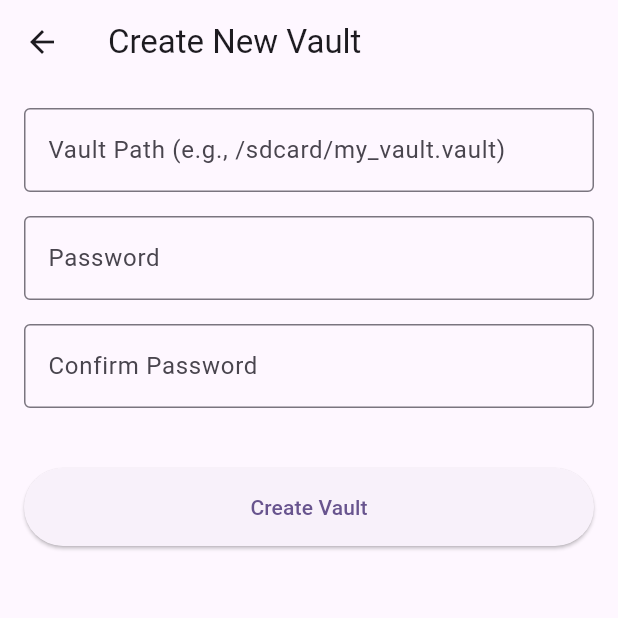
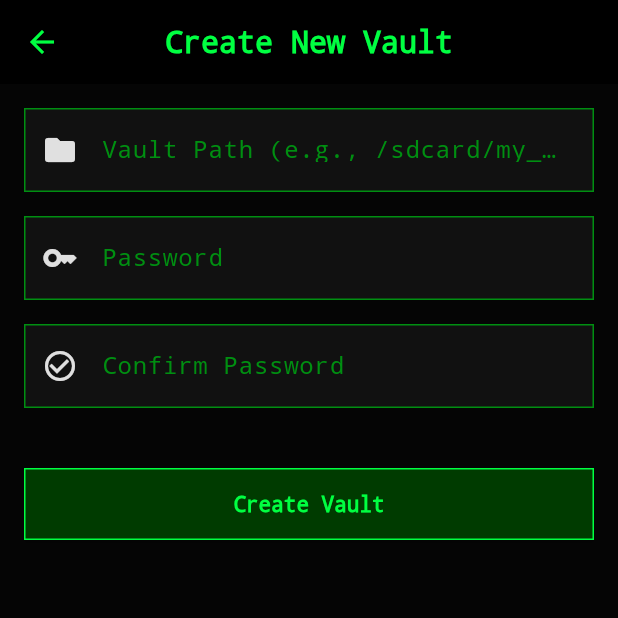
Before and after one commit to aka-0x4C3DD/dirLocker, a Flutter app: the screen it shows after launch, after a tap on "Create New Vault", on a phone screen of 412 x 824 dp, the top half of it. Run offline on Flutter 3.47's test engine with Material 3 defaults, Android fonts, the phone set to English and light mode, and no system bars; our stand-ins replace file_picker; missing offline and left inert: dart:ffi, flutter_rust_bridge.

Commit message:
feat: add initial DirLocker mobile client including core screens, tests, and Docker build configuration.

```diff
--- a/clients/mobile/lib/main.dart
+++ b/clients/mobile/lib/main.dart
@@ -16,8 +16,85 @@ class DirLockerApp extends StatelessWidget {
     return MaterialApp(
       title: 'DirLocker',
       theme: ThemeData(
-        colorScheme: ColorScheme.fromSeed(seedColor: Colors.deepPurple),
         useMaterial3: true,
+        brightness: Brightness.dark,
+        colorScheme: const ColorScheme.dark(
+          primary: Color(0xFF00FF41), // Matrix Green
+          secondary: Color(0xFF008F11), // Darker Green
+          surface: Color(0xFF0D0208), // Almost Black
+          error: Color(0xFFFF0033), // Cyber Punk Red
+          onPrimary: Colors.black,
+          onSurface: Color(0xFFE0E0E0),
+        ),
+        scaffoldBackgroundColor: const Color(0xFF050505), // Deep Black
+        fontFamily: 'Courier New', // Monospace fallback
+        textTheme: const TextTheme(
+          displayLarge: TextStyle(
+            fontFamily: 'monospace',
+            fontWeight: FontWeight.bold,
+          ),
+          displayMedium: TextStyle(
+            fontFamily: 'monospace',
+            fontWeight: FontWeight.bold,
+          ),
+          bodyLarge: TextStyle(fontFamily: 'monospace', fontSize: 16),
+          bodyMedium: TextStyle(fontFamily: 'monospace', fontSize: 14),
+          titleMedium: TextStyle(
+            fontFamily: 'monospace',
+            fontWeight: FontWeight.bold,
+            color: Color(0xFF00FF41),
+          ),
+        ),
+        appBarTheme: const AppBarTheme(
+          backgroundColor: Colors.black,
+          foregroundColor: Color(0xFF00FF41),
+          elevation: 0,
+          centerTitle: true,
+          titleTextStyle: TextStyle(
+            fontFamily: 'monospace',
+            fontSize: 20,
+            fontWeight: FontWeight.bold,
+            color: Color(0xFF00FF41),
+          ),
+        ),
+        elevatedButtonTheme: ElevatedButtonThemeData(
+          style: ElevatedButton.styleFrom(
+            backgroundColor: const Color(0xFF003B00),
+            foregroundColor: const Color(0xFF00FF41),
+            side: const BorderSide(color: Color(0xFF00FF41), width: 1),
+            shape: const RoundedRectangleBorder(
+              borderRadius: BorderRadius.zero,
+            ), // Brutalist sharp corners
+            textStyle: const TextStyle(
+              fontFamily: 'monospace',
+              fontWeight: FontWeight.bold,
+            ),
+          ),
+        ),
+        inputDecorationTheme: const InputDecorationTheme(
+          filled: true,
+          fillColor: Color(0xFF111111),
+          border: OutlineInputBorder(
+            borderRadius: BorderRadius.zero,
+            borderSide: BorderSide(color: Color(0xFF333333)),
+          ),
+          focusedBorder: OutlineInputBorder(
+            borderRadius: BorderRadius.zero,
+            borderSide: BorderSide(color: Color(0xFF00FF41), width: 2),
+          ),
+          enabledBorder: OutlineInputBorder(
+            borderRadius: BorderRadius.zero,
+            borderSide: BorderSide(color: Color(0xFF008F11)),
+          ),
+          labelStyle: TextStyle(
+            color: Color(0xFF008F11),
+            fontFamily: 'monospace',
+          ),
+          hintStyle: TextStyle(
+            color: Color(0xFF444444),
+            fontFamily: 'monospace',
+          ),
+        ),
       ),
       home: const VaultAccessScreen(),
     );
--- a/clients/mobile/lib/screens/create_vault_screen.dart
+++ b/clients/mobile/lib/screens/create_vault_screen.dart
@@ -34,7 +34,7 @@ class _CreateVaultScreenState extends State<CreateVaultScreen> {
                 decoration: const InputDecoration(
                   labelText: 'Vault Path (e.g., /sdcard/my_vault.vault)',
                   hintText: 'Enter absolute path',
-                  border: OutlineInputBorder(),
+                  prefixIcon: Icon(Icons.folder),
                 ),
                 validator: (value) {
                   if (value == null || value.isEmpty) {
@@ -48,7 +48,7 @@ class _CreateVaultScreenState extends State<CreateVaultScreen> {
                 controller: _passwordController,
                 decoration: const InputDecoration(
                   labelText: 'Password',
-                  border: OutlineInputBorder(),
+                  prefixIcon: Icon(Icons.key),
                 ),
                 obscureText: true,
                 validator: (value) {
@@ -63,7 +63,7 @@ class _CreateVaultScreenState extends State<CreateVaultScreen> {
                 controller: _confirmPasswordController,
                 decoration: const InputDecoration(
                   labelText: 'Confirm Password',
-                  border: OutlineInputBorder(),
+                  prefixIcon: Icon(Icons.check_circle_outline),
                 ),
                 obscureText: true,
                 validator: (value) {
@@ -77,7 +77,10 @@ class _CreateVaultScreenState extends State<CreateVaultScreen> {
               if (_error != null)
                 Text(
                   _error!,
-                  style: const TextStyle(color: Colors.red),
+                  style: TextStyle(
+                    color: Theme.of(context).colorScheme.error,
+                    fontFamily: 'monospace',
+                  ),
                   textAlign: TextAlign.center,
                 ),
               const SizedBox(height: 16),
@@ -87,7 +90,14 @@ class _CreateVaultScreenState extends State<CreateVaultScreen> {
                   padding: const EdgeInsets.symmetric(vertical: 16),
                 ),
                 child: _isLoading
-                    ? const CircularProgressIndicator()
+                    ? SizedBox(
+                        height: 24,
+                        width: 24,
+                        child: CircularProgressIndicator(
+                          strokeWidth: 2,
+                          color: Theme.of(context).colorScheme.primary,
+                        ),
+                      )
                     : const Text('Create Vault'),
               ),
             ],
--- a/clients/mobile/lib/screens/vault_access_screen.dart
+++ b/clients/mobile/lib/screens/vault_access_screen.dart
@@ -61,13 +61,16 @@ class _VaultAccessScreenState extends State<VaultAccessScreen> {
           mainAxisAlignment: MainAxisAlignment.center,
           crossAxisAlignment: CrossAxisAlignment.stretch,
           children: [
-            const Icon(Icons.lock_outline, size: 80, color: Colors.deepPurple),
+            Icon(
+              Icons.lock_outline,
+              size: 80,
+              color: Theme.of(context).colorScheme.primary,
+            ),
             const SizedBox(height: 32),
             TextField(
               controller: _pathController,
               decoration: const InputDecoration(
                 labelText: 'Vault Path',
-                border: OutlineInputBorder(),
                 prefixIcon: Icon(Icons.folder),
                 hintText: '/path/to/your/vault.dat',
               ),
@@ -78,7 +81,6 @@ class _VaultAccessScreenState extends State<VaultAccessScreen> {
               obscureText: true,
               decoration: const InputDecoration(
                 labelText: 'Password',
-                border: OutlineInputBorder(),
                 prefixIcon: Icon(Icons.key),
               ),
             ),
@@ -87,13 +89,20 @@ class _VaultAccessScreenState extends State<VaultAccessScreen> {
               onPressed: _isLoading ? null : _openVault,
               style: ElevatedButton.styleFrom(
                 padding: const EdgeInsets.symmetric(vertical: 16),
-                textStyle: const TextStyle(fontSize: 18),
+                textStyle: const TextStyle(
+                  fontSize: 18,
+                  fontFamily: 'monospace',
+                  fontWeight: FontWeight.bold,
+                ),
               ),
               child: _isLoading
-                  ? const SizedBox(
+                  ? SizedBox(
                       height: 24,
                       width: 24,
-                      child: CircularProgressIndicator(strokeWidth: 2),
+                      child: CircularProgressIndicator(
+                        strokeWidth: 2,
+                        color: Theme.of(context).colorScheme.primary,
+                      ),
                     )
                   : const Text('Open Vault'),
             ),
@@ -107,7 +116,13 @@ class _VaultAccessScreenState extends State<VaultAccessScreen> {
                   ),
                 );
               },
-              child: const Text('Create New Vault'),
+              child: Text(
+                'Create New Vault',
+                style: TextStyle(
+                  color: Theme.of(context).colorScheme.secondary,
+                  fontFamily: 'monospace',
+                ),
+              ),
             ),
             const SizedBox(height: 24),
             if (_status.isNotEmpty)
--- a/clients/mobile/lib/screens/vault_dashboard_screen.dart
+++ b/clients/mobile/lib/screens/vault_dashboard_screen.dart
@@ -235,11 +235,15 @@ class _VaultDashboardScreenState extends State<VaultDashboardScreen> {
     }
 
     if (_displayedFiles.isEmpty) {
-      return const Center(
+      return Center(
         child: Column(
           mainAxisAlignment: MainAxisAlignment.center,
           children: [
-            Icon(Icons.folder_open, size: 64, color: Colors.grey),
+            Icon(
+              Icons.folder_open,
+              size: 64,
+              color: Theme.of(context).colorScheme.secondary,
+            ),
             SizedBox(height: 16),
             Text('Vault is empty'),
           ],
@@ -254,7 +258,9 @@ class _VaultDashboardScreenState extends State<VaultDashboardScreen> {
         return ListTile(
           leading: Icon(
             file.isDir ? Icons.folder : Icons.insert_drive_file,
-            color: file.isDir ? Colors.amber : Colors.blue,
+            color: file.isDir
+                ? Theme.of(context).colorScheme.primary
+                : Theme.of(context).colorScheme.onSurface,
           ),
           title: Text(file.name),
           subtitle: Text(file.isDir ? 'Directory' : '${file.size} bytes'),
```
Also changed, not shown: 6 other files.
